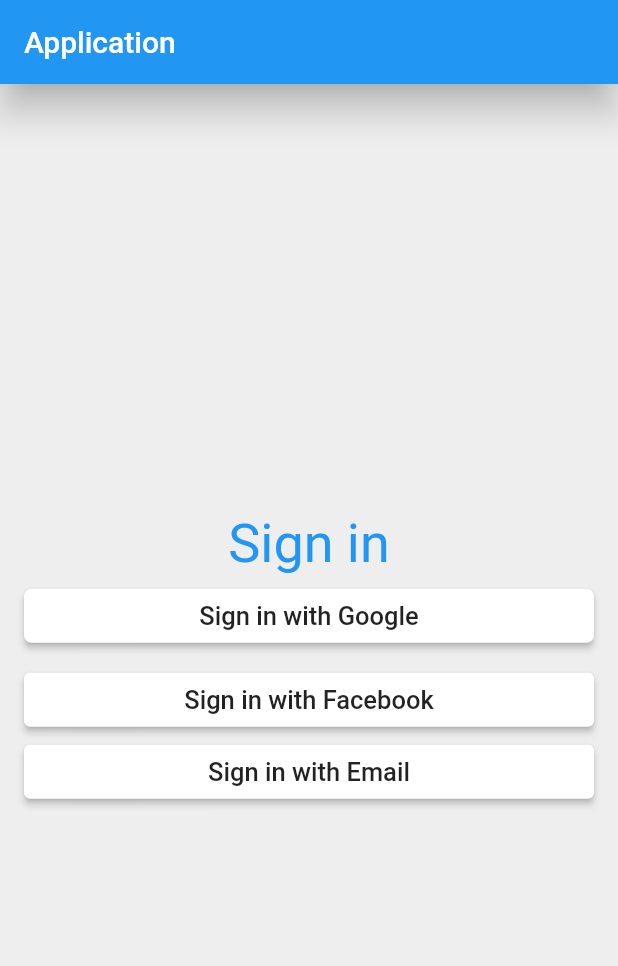
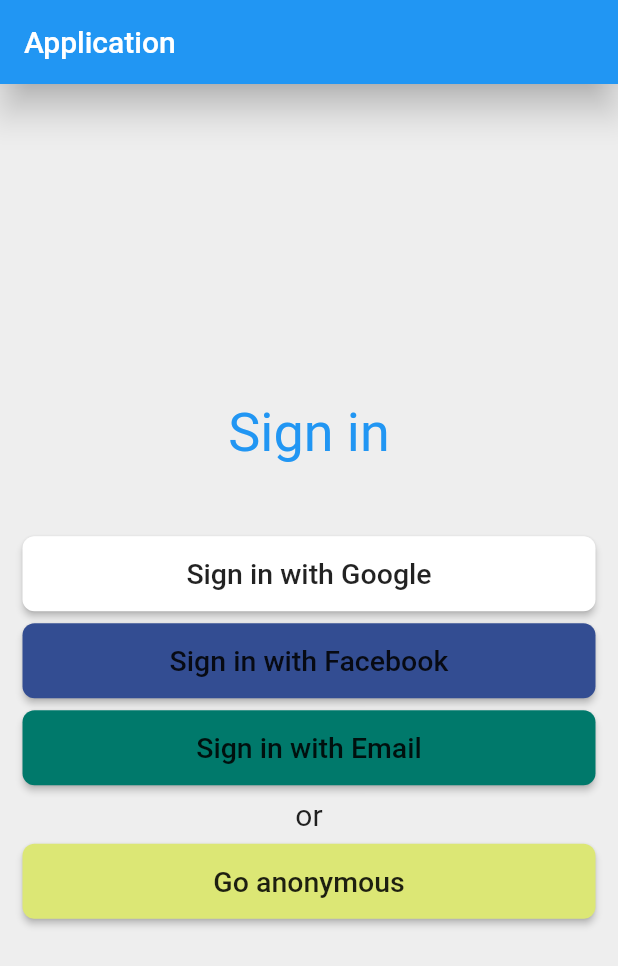
Before and after one commit to shivamgupta7837/SigninPage, a Flutter app: the screen it shows after launch, after a tap on "Sign in with Google", on a phone screen of 412 x 824 dp. Shown: the top 966 px of the screen. Run offline on Flutter 3.47's test engine with Material 2 defaults, Android fonts, the phone set to English and light mode, and no system bars; our stand-ins replace google_fonts.

Commit message:
Custom Sign in button

```diff
--- /dev/null
+++ b/lib/CustomSigninButton.dart
@@ -0,0 +1,24 @@
+//This is reusable button code
+
+import 'package:flutter/material.dart';
+import 'package:ui_basic/CustomWidget.dart';
+
+class CustomSigninButton extends CustomWidget{
+  //here making constructor is imp. because we will use widget from th constructor
+  CustomSigninButton({
+     String? text,
+     double? borderRadius,
+     Color? color,
+     Color? textcolor,
+     VoidCallback? onPressed,
+     double? fontsize : 15.0,
+    double? height,
+}):
+  super(
+    child:Text(text!,style:TextStyle(color:textcolor,fontSize: fontsize),),
+    color:color,
+    borderRadius:8.0,
+    height:height,
+    onPressed: onPressed,
+  );
+}
--- a/lib/CustomWidget.dart
+++ b/lib/CustomWidget.dart
@@ -1,23 +1,31 @@
+//  !! With the help of this class we can make buttons by using its constructor
 import 'package:flutter/material.dart';
 
+class CustomWidget extends StatelessWidget {
+  final Widget? child;
+  final Color? color;
+  final double? borderRadius;
+  final VoidCallback? onPressed;
+  final double? height;
 
-
-class CustomWidget extends StatelessWidget {
-   const CustomWidget({required this.child,required this.color,required this.borderRadius,required this.onPressed});
-
-  final Widget child;
-  final Color? color;
-  final double borderRadius;
-  final VoidCallback? onPressed;
+   const CustomWidget({
+     this.child,
+     this.color,
+     this.height:40.0,
+     this.borderRadius:8.0,
+     this.onPressed});
 
   @override
   Widget build(BuildContext context) {
-    return ElevatedButton(
-      style: ElevatedButton.styleFrom(
-        primary: Colors.white,shape:RoundedRectangleBorder(
-          borderRadius: BorderRadius.circular(borderRadius)),),
-      onPressed: onPressed,
-      child: child,
+    return SizedBox(
+      height: 50.0,//this height is visible in box
+      child: ElevatedButton(
+        style: ElevatedButton.styleFrom(
+          primary: color,shape:RoundedRectangleBorder(
+            borderRadius: BorderRadius.circular(borderRadius!)),),
+        onPressed: onPressed,
+        child: child,
+      ),
     );
   }
 }
--- a/lib/signin_page.dart
+++ b/lib/signin_page.dart
@@ -1,5 +1,8 @@
 import 'package:flutter/material.dart';
+import 'package:flutter/widgets.dart';
 import 'package:google_fonts/google_fonts.dart';
+import 'package:ui_basic/CustomSigninButton.dart';
+import 'package:ui_basic/CustomSigninButton.dart';
 import 'package:ui_basic/CustomWidget.dart';
 
 class SigninPage extends StatelessWidget {
@@ -21,26 +24,30 @@ class SigninPage extends StatelessWidget {
   //Here are returning Widget , we can also return Container
   Widget _BuildMethod() {
     return Padding(
-        padding: const EdgeInsets.all(16.0),
+      padding: EdgeInsets.all(15.0),
       child: Column(
         mainAxisAlignment: MainAxisAlignment.center,
         crossAxisAlignment: CrossAxisAlignment.stretch,
         children: [
           const Text(
             "Sign in",
-              textAlign:TextAlign.center,
+            textAlign: TextAlign.center,
             style: TextStyle(color: Colors.blue, fontSize: 36),
           ),
-            const  SizedBox(
-              height: 3.0,
+          const SizedBox(
+            height: 48.0,
           ),
-            ElevatedButton(
-                //
-                style: ElevatedButton.styleFrom(
-                    primary: Colors.white,shape:RoundedRectangleBorder(
-                    borderRadius: BorderRadius.circular(5.0)),),
-              onPressed: (){},
-                child: const Text("Sign in with Google",style: TextStyle(color: Colors.black87,fontSize: 17),),),
+          CustomSigninButton(
+            //here we are using constructor of CustomSigninButton class
+            text: "Sign in with Google",
+            fontsize: 19.0,
+            textcolor: Colors.black87,
+            color: Colors.white,
+            onPressed: () {},
+          ),
+          const SizedBox(
+            height: 8.0,
+          ),
 //       !!Instead of repeating the code we can do make a different class  and reuse it
           //    ElevatedButton(
           //
@@ -57,18 +64,46 @@ class SigninPage extends StatelessWidget {
           //             borderRadius: BorderRadius.circular(5.0)),),
           //       onPressed: (){},
           //         child: const Text("Sign in with Gmail",style: TextStyle(color: Colors.black87,fontSize: 17),),),
-            const SizedBox(height: 8.0,),
-            CustomWidget(child: const Text("Sign in with Facebook",
-              style: TextStyle(color: Colors.black87,fontSize: 17),),
-              color:Colors.white,
-              borderRadius:4.0,
-              onPressed: (){},
+          //     const SizedBox(height: 8.0,),
+          CustomSigninButton(
+            //here we are using constructor of CustomSigninButton class
+            text: "Sign in with Facebook",
+            fontsize: 19.0,
+            textcolor: Colors.black87,
+            color: Color(0xFF334D92),
+            onPressed: () {},
           ),
-            CustomWidget(child: const Text("Sign in with Email",
-              style: TextStyle(color: Colors.black87,fontSize: 17),),
-              color:Colors.white,
-              borderRadius:4.0,
-              onPressed: (){},
+          const SizedBox(
+            height: 8.0,
+          ),
+          CustomSigninButton(
+            //here we are using constructor of CustomSigninButton class
+            text: "Sign in with Email",
+            fontsize: 19.0,
+            textcolor: Colors.black87,
+            color: Colors.teal[700],
+            onPressed: () {},
+          ),
+          const SizedBox(
+            height: 8.0,
+          ),
+          const Text("or",
+              textAlign: TextAlign.center,
+              style: TextStyle(
+                fontSize: 20,
+                color:Colors.black87,
+              ),),
+
+          const SizedBox(
+            height: 8.0,
+          ),
+          CustomSigninButton(
+            //here we are using constructor of CustomSigninButton class
+            text: "Go anonymous",
+            fontsize: 19.0,
+            textcolor: Colors.black87,
+            color: Colors.lime[300],
+            onPressed: () {},
           ),
         ],
       ),
```
Lines whose indentation alone changed are shown as unchanged.
